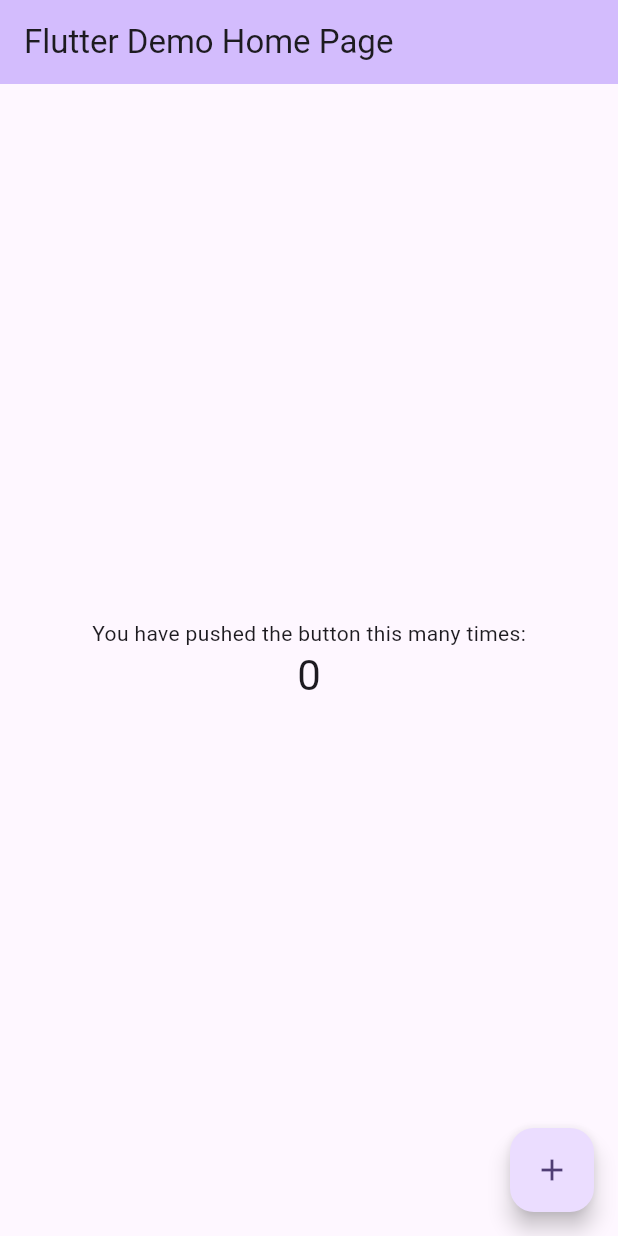
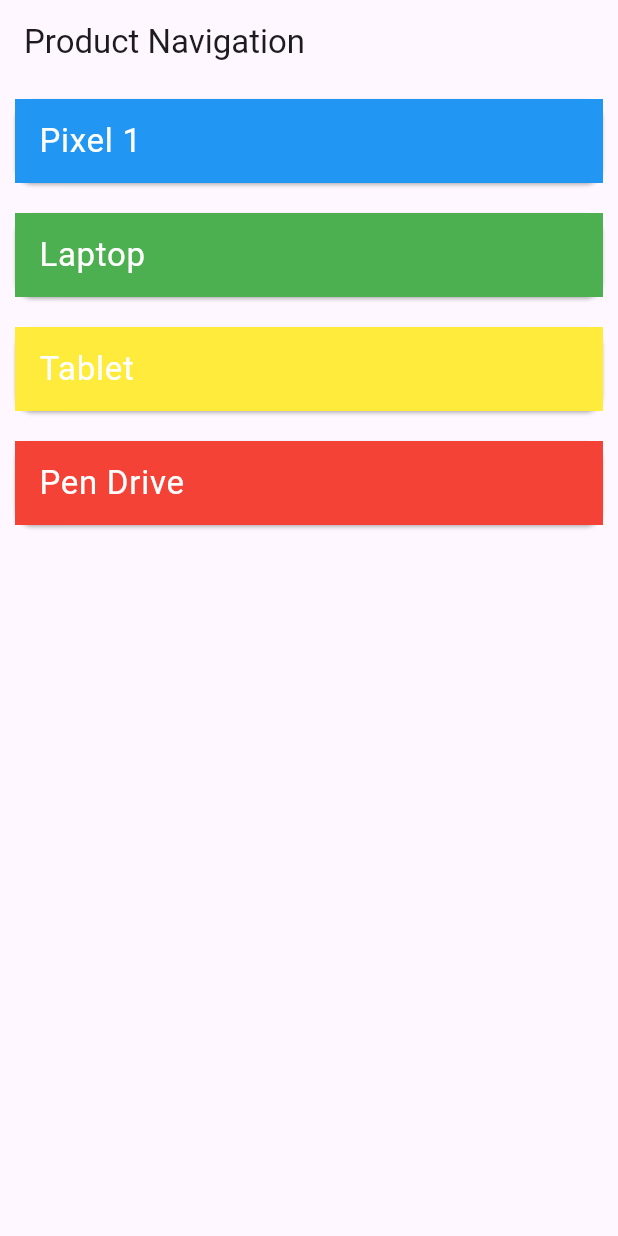
Before and after one commit to Daniel-IRYIVUZE/mobile_navigation_breakout_1, a Flutter app: the screen it shows after launch, on a phone screen of 412 x 824 dp. Run offline on Flutter 3.47's test engine with Material 3 defaults, Android fonts, the phone set to English and light mode, and no system bars.

Commit message:
added product_list.dart

```diff
--- a/breakout1/lib/main.dart
+++ b/breakout1/lib/main.dart
@@ -1,125 +1,18 @@
 import 'package:flutter/material.dart';
+import 'product_list.dart';
 
 void main() {
-  runApp(const MyApp());
+  runApp(MyApp());
 }
 
 class MyApp extends StatelessWidget {
-  const MyApp({super.key});
-
-  // This widget is the root of your application.
   @override
   Widget build(BuildContext context) {
     return MaterialApp(
-      title: 'Flutter Demo',
-      theme: ThemeData(
-        // This is the theme of your application.
-        //
-        // TRY THIS: Try running your application with "flutter run". You'll see
-        // the application has a purple toolbar. Then, without quitting the app,
-        // try changing the seedColor in the colorScheme below to Colors.green
-        // and then invoke "hot reload" (save your changes or press the "hot
-        // reload" button in a Flutter-supported IDE, or press "r" if you used
-        // the command line to start the app).
-        //
-        // Notice that the counter didn't reset back to zero; the application
-        // state is not lost during the reload. To reset the state, use hot
-        // restart instead.
-        //
-        // This works for code too, not just values: Most code changes can be
-        // tested with just a hot reload.
-        colorScheme: ColorScheme.fromSeed(seedColor: Colors.deepPurple),
-        useMaterial3: true,
-      ),
-      home: const MyHomePage(title: 'Flutter Demo Home Page'),
+      debugShowCheckedModeBanner: false,
+      title: 'Product Navigation',
+      theme: ThemeData(primarySwatch: Colors.blue),
+      home: ProductListPage(),
     );
   }
 }
-
-class MyHomePage extends StatefulWidget {
-  const MyHomePage({super.key, required this.title});
-
-  // This widget is the home page of your application. It is stateful, meaning
-  // that it has a State object (defined below) that contains fields that affect
-  // how it looks.
-
-  // This class is the configuration for the state. It holds the values (in this
-  // case the title) provided by the parent (in this case the App widget) and
-  // used by the build method of the State. Fields in a Widget subclass are
-  // always marked "final".
-
-  final String title;
-
-  @override
-  State<MyHomePage> createState() => _MyHomePageState();
-}
-
-class _MyHomePageState extends State<MyHomePage> {
-  int _counter = 0;
-
-  void _incrementCounter() {
-    setState(() {
-      // This call to setState tells the Flutter framework that something has
-      // changed in this State, which causes it to rerun the build method below
-      // so that the display can reflect the updated values. If we changed
-      // _counter without calling setState(), then the build method would not be
-      // called again, and so nothing would appear to happen.
-      _counter++;
-    });
-  }
-
-  @override
-  Widget build(BuildContext context) {
-    // This method is rerun every time setState is called, for instance as done
-    // by the _incrementCounter method above.
-    //
-    // The Flutter framework has been optimized to make rerunning build methods
-    // fast, so that you can just rebuild anything that needs updating rather
-    // than having to individually change instances of widgets.
-    return Scaffold(
-      appBar: AppBar(
-        // TRY THIS: Try changing the color here to a specific color (to
-        // Colors.amber, perhaps?) and trigger a hot reload to see the AppBar
-        // change color while the other colors stay the same.
-        backgroundColor: Theme.of(context).colorScheme.inversePrimary,
-        // Here we take the value from the MyHomePage object that was created by
-        // the App.build method, and use it to set our appbar title.
-        title: Text(widget.title),
-      ),
-      body: Center(
-        // Center is a layout widget. It takes a single child and positions it
-        // in the middle of the parent.
-        child: Column(
-          // Column is also a layout widget. It takes a list of children and
-          // arranges them vertically. By default, it sizes itself to fit its
-          // children horizontally, and tries to be as tall as its parent.
-          //
-          // Column has various properties to control how it sizes itself and
-          // how it positions its children. Here we use mainAxisAlignment to
-          // center the children vertically; the main axis here is the vertical
-          // axis because Columns are vertical (the cross axis would be
-          // horizontal).
-          //
-          // TRY THIS: Invoke "debug painting" (choose the "Toggle Debug Paint"
-          // action in the IDE, or press "p" in the console), to see the
-          // wireframe for each widget.
-          mainAxisAlignment: MainAxisAlignment.center,
-          children: <Widget>[
-            const Text(
-              'You have pushed the button this many times:',
-            ),
-            Text(
-              '$_counter',
-              style: Theme.of(context).textTheme.headlineMedium,
-            ),
-          ],
-        ),
-      ),
-      floatingActionButton: FloatingActionButton(
-        onPressed: _incrementCounter,
-        tooltip: 'Increment',
-        child: const Icon(Icons.add),
-      ), // This trailing comma makes auto-formatting nicer for build methods.
-    );
-  }
-}
--- /dev/null
+++ b/breakout1/lib/product_detail.dart
@@ -0,0 +1,36 @@
+import 'package:flutter/material.dart';
+import 'product_list.dart';
+
+class ProductDetailPage extends StatelessWidget {
+  final Product product;
+
+  ProductDetailPage({required this.product});
+
+  @override
+  Widget build(BuildContext context) {
+    return Scaffold(
+      appBar: AppBar(title: Text(product.name)),
+      body: Center(
+        child: Column(
+          mainAxisAlignment: MainAxisAlignment.center,
+          children: [
+            Container(
+              width: double.infinity,
+              color: product.color,
+              padding: EdgeInsets.all(20),
+              child: Text(
+                product.name,
+                style: TextStyle(fontSize: 40, color: Colors.white, fontWeight: FontWeight.bold),
+                textAlign: TextAlign.center,
+              ),
+            ),
+            SizedBox(height: 20),
+            Text(product.description, style: TextStyle(fontSize: 20)),
+            SizedBox(height: 10),
+            Text("Price: \$${product.price}", style: TextStyle(fontSize: 22, fontWeight: FontWeight.bold)),
+          ],
+        ),
+      ),
+    );
+  }
+}
--- /dev/null
+++ b/breakout1/lib/product_list.dart
@@ -0,0 +1,48 @@
+import 'package:flutter/material.dart';
+import 'product_detail.dart';
+
+class Product {
+  final String name;
+  final String description;
+  final int price;
+  final Color color;
+
+  Product({required this.name, required this.description, required this.price, required this.color});
+}
+
+class ProductListPage extends StatelessWidget {
+  final List<Product> products = [
+    Product(name: 'Pixel 1', description: 'Pixel is the most featureful phone ever', price: 800, color: Colors.blue),
+    Product(name: 'Laptop', description: 'Laptop is the most productive development tool', price: 2000, color: Colors.green),
+    Product(name: 'Tablet', description: 'Tablet is the most useful device for meetings', price: 150, color: Colors.yellow),
+    Product(name: 'Pen Drive', description: 'Pendrive is the stylish phone ever', price: 100, color: Colors.red),
+  ];
+
+  @override
+  Widget build(BuildContext context) {
+    return Scaffold(
+      appBar: AppBar(title: Text("Product Navigation")),
+      body: ListView.builder(
+        itemCount: products.length,
+        itemBuilder: (context, index) {
+          final product = products[index];
+          return Card(
+            margin: EdgeInsets.all(10),
+            child: ListTile(
+              tileColor: product.color,
+              title: Text(product.name, style: TextStyle(fontSize: 22, color: Colors.white)),
+              onTap: () {
+                Navigator.push(
+                  context,
+                  MaterialPageRoute(
+                    builder: (context) => ProductDetailPage(product: product),
+                  ),
+                );
+              },
+            ),
+          );
+        },
+      ),
+    );
+  }
+}
```
